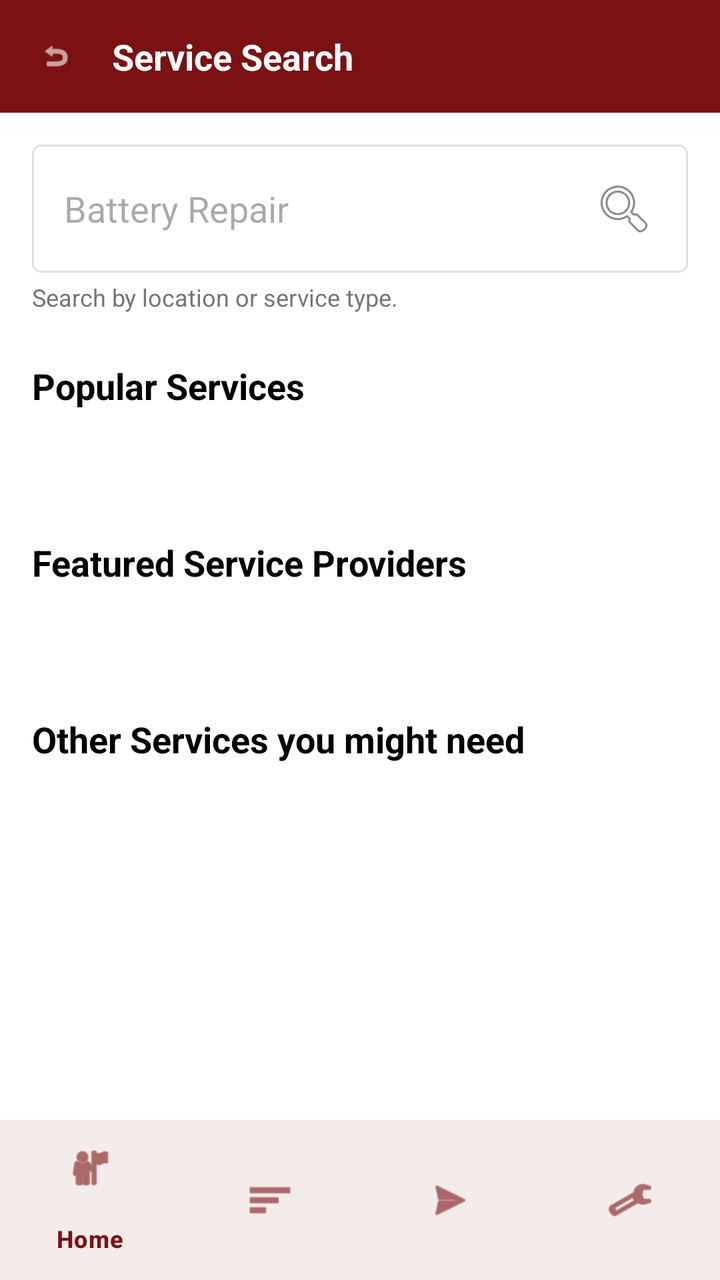
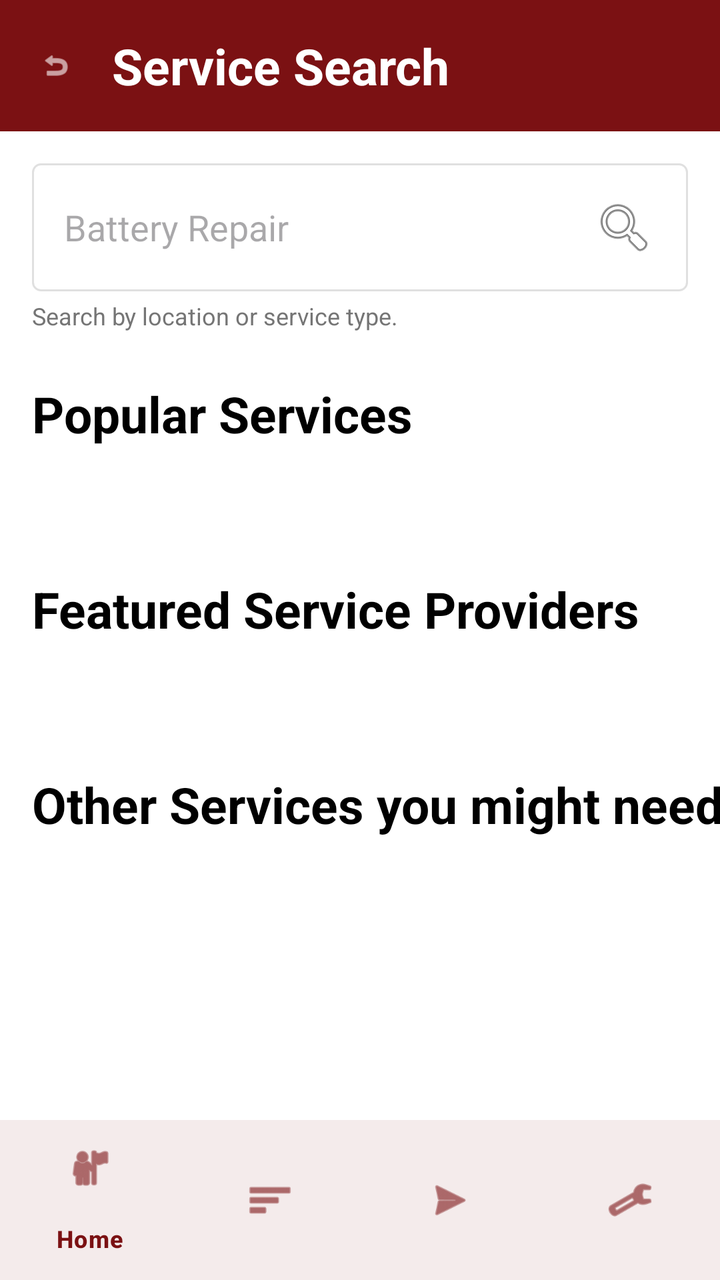

Two renders of the same Android screen: before a commit and after it. Below are the layout's source before the change and the commit's diff.
<!-- AndroidManifest.xml: application theme Theme.FixItFinderApp -->
<!-- res/layout/activity_services.xml -->
<?xml version="1.0" encoding="utf-8"?>
<androidx.coordinatorlayout.widget.CoordinatorLayout
    xmlns:android="http://schemas.android.com/apk/res/android"
    xmlns:app="http://schemas.android.com/apk/res-auto"
    android:layout_width="match_parent"
    android:layout_height="match_parent"
    android:background="@color/white">

    <androidx.core.widget.NestedScrollView
        android:layout_width="match_parent"
        android:layout_height="match_parent"
        android:fillViewport="true">

        <androidx.constraintlayout.widget.ConstraintLayout
            android:layout_width="match_parent"
            android:layout_height="wrap_content">

            
            <LinearLayout
                android:id="@+id/headerLayout"
                android:layout_width="match_parent"
                android:layout_height="wrap_content"
                android:orientation="horizontal"
                android:background="@color/color_primary"
                android:padding="16dp"
                android:gravity="center_vertical"
                app:layout_constraintTop_toTopOf="parent"
                app:layout_constraintStart_toStartOf="parent"
                app:layout_constraintEnd_toEndOf="parent">

                <ImageView
                    android:id="@+id/btnBack"
                    android:layout_width="24dp"
                    android:layout_height="24dp"
                    android:src="@android:drawable/ic_menu_revert"
                    android:tint="@color/white"
                    android:padding="4dp"
                    android:background="?attr/selectableItemBackgroundBorderless"
                    android:contentDescription="Back"
                    android:layout_marginEnd="16dp" />

                <TextView
                    android:layout_width="0dp"
                    android:layout_height="wrap_content"
                    android:layout_weight="1"
                    android:text="Service Search"
                    android:textSize="18sp"
                    android:textStyle="bold"
                    android:textColor="@color/white" />
            </LinearLayout>

            
            <EditText
                android:id="@+id/edtSearch"
                android:layout_width="0dp"
                android:layout_height="wrap_content"
                android:hint="Battery Repair"
                android:inputType="text"
                android:padding="16dp"
                android:background="@drawable/edittext_background"
                android:drawableEnd="@android:drawable/ic_menu_search"
                android:drawablePadding="8dp"
                android:layout_marginTop="16dp"
                android:layout_marginStart="16dp"
                android:layout_marginEnd="16dp"
                app:layout_constraintTop_toBottomOf="@+id/headerLayout"
                app:layout_constraintStart_toStartOf="parent"
                app:layout_constraintEnd_toEndOf="parent" />

            <TextView
                android:id="@+id/tvSearchHint"
                android:layout_width="wrap_content"
                android:layout_height="wrap_content"
                android:text="Search by location or service type."
                android:textSize="12sp"
                android:textColor="#757575"
                android:layout_marginStart="16dp"
                android:layout_marginTop="4dp"
                app:layout_constraintTop_toBottomOf="@+id/edtSearch"
                app:layout_constraintStart_toStartOf="parent" />

            
            <TextView
                android:id="@+id/tvPopularServices"
                android:layout_width="wrap_content"
                android:layout_height="wrap_content"
                android:text="Popular Services"
                android:textSize="18sp"
                android:textStyle="bold"
                android:textColor="@android:color/black"
                android:layout_marginStart="16dp"
                android:layout_marginTop="24dp"
                app:layout_constraintTop_toBottomOf="@+id/tvSearchHint"
                app:layout_constraintStart_toStartOf="parent" />

            <androidx.recyclerview.widget.RecyclerView
                android:id="@+id/recyclerViewPopular"
                android:layout_width="match_parent"
                android:layout_height="wrap_content"
                android:orientation="horizontal"
                android:padding="16dp"
                android:clipToPadding="false"
                android:layout_marginTop="8dp"
                app:layout_constraintTop_toBottomOf="@+id/tvPopularServices"
                app:layout_constraintStart_toStartOf="parent"
                app:layout_constraintEnd_toEndOf="parent" />

            
            <TextView
                android:id="@+id/tvFeaturedProviders"
                android:layout_width="wrap_content"
                android:layout_height="wrap_content"
                android:text="Featured Service Providers"
                android:textSize="18sp"
                android:textStyle="bold"
                android:textColor="@android:color/black"
                android:layout_marginStart="16dp"
                android:layout_marginTop="24dp"
                app:layout_constraintTop_toBottomOf="@+id/recyclerViewPopular"
                app:layout_constraintStart_toStartOf="parent" />

            <androidx.recyclerview.widget.RecyclerView
                android:id="@+id/recyclerViewFeatured"
                android:layout_width="match_parent"
                android:layout_height="wrap_content"
                android:padding="16dp"
                android:clipToPadding="false"
                android:layout_marginTop="8dp"
                app:layout_constraintTop_toBottomOf="@+id/tvFeaturedProviders"
                app:layout_constraintStart_toStartOf="parent"
                app:layout_constraintEnd_toEndOf="parent" />

            
            <TextView
                android:id="@+id/tvOtherServices"
                android:layout_width="wrap_content"
                android:layout_height="wrap_content"
                android:text="Other Services you might need"
                android:textSize="18sp"
                android:textStyle="bold"
                android:textColor="@android:color/black"
                android:layout_marginStart="16dp"
                android:layout_marginTop="24dp"
                app:layout_constraintTop_toBottomOf="@+id/recyclerViewFeatured"
                app:layout_constraintStart_toStartOf="parent" />

            <androidx.recyclerview.widget.RecyclerView
                android:id="@+id/recyclerViewOther"
                android:layout_width="match_parent"
                android:layout_height="wrap_content"
                android:padding="16dp"
                android:clipToPadding="false"
                android:layout_marginTop="8dp"
                android:layout_marginBottom="80dp"
                app:layout_constraintTop_toBottomOf="@+id/tvOtherServices"
                app:layout_constraintStart_toStartOf="parent"
                app:layout_constraintEnd_toEndOf="parent" />

        </androidx.constraintlayout.widget.ConstraintLayout>
    </androidx.core.widget.NestedScrollView>

    
    <com.google.android.material.bottomnavigation.BottomNavigationView
        android:id="@+id/bottomNavigation"
        android:layout_width="match_parent"
        android:layout_height="wrap_content"
        android:layout_gravity="bottom"
        android:background="@color/white"
        app:itemTextColor="@color/color_primary"
        app:itemIconTint="@color/color_primary"
        app:menu="@menu/bottom_navigation" />

</androidx.coordinatorlayout.widget.CoordinatorLayout>
<!-- resources referenced by this layout -->
<resources>
  <color name="color_primary">#7B1113</color>
  <color name="white">#FFFFFFFF</color>
  <!-- drawable edittext_background (drawable) -->
  <?xml version="1.0" encoding="utf-8"?>
  <shape xmlns:android="http://schemas.android.com/apk/res/android"
      android:shape="rectangle">
      <solid android:color="@android:color/white" />
      <stroke
          android:width="1dp"
          android:color="#E0E0E0" />
      <corners android:radius="4dp" />
  </shape>
  <style name="Theme.FixItFinderApp" parent="Base.Theme.FixItFinderApp" />
  <style name="Base.Theme.FixItFinderApp" parent="Theme.Material3.DayNight.NoActionBar">
          <item name="colorPrimary">@color/color_primary</item>
          <item name="colorSecondary">@color/color_secondary</item>
          <item name="colorSurface">@color/color_background</item>
          <item name="colorOnSurface">@color/color_text_dark</item>
          <item name="colorPrimaryContainer">@color/color_primary</item>
          <item name="colorOnPrimary">@color/color_background</item>
      </style>
  <color name="color_secondary">#825037</color>
  <color name="color_background">#FFFFFF</color>
  <color name="color_text_dark">#2C2C2C</color>
</resources>

<!-- the commit's change to res/layout/activity_services.xml (unified diff, before → after) -->
@@ -44,7 +44,7 @@
                     android:layout_height="wrap_content"
                     android:layout_weight="1"
                     android:text="Service Search"
-                    android:textSize="18sp"
+                android:textSize="25sp"
                     android:textStyle="bold"
                     android:textColor="@color/white" />
             </LinearLayout>
@@ -85,7 +85,7 @@
                 android:layout_width="wrap_content"
                 android:layout_height="wrap_content"
                 android:text="Popular Services"
-                android:textSize="18sp"
+                android:textSize="25sp"
                 android:textStyle="bold"
                 android:textColor="@android:color/black"
                 android:layout_marginStart="16dp"
@@ -111,7 +111,7 @@
                 android:layout_width="wrap_content"
                 android:layout_height="wrap_content"
                 android:text="Featured Service Providers"
-                android:textSize="18sp"
+                android:textSize="25sp"
                 android:textStyle="bold"
                 android:textColor="@android:color/black"
                 android:layout_marginStart="16dp"
@@ -136,7 +136,7 @@
                 android:layout_width="wrap_content"
                 android:layout_height="wrap_content"
                 android:text="Other Services you might need"
-                android:textSize="18sp"
+                android:textSize="25sp"
                 android:textStyle="bold"
                 android:textColor="@android:color/black"
                 android:layout_marginStart="16dp"
